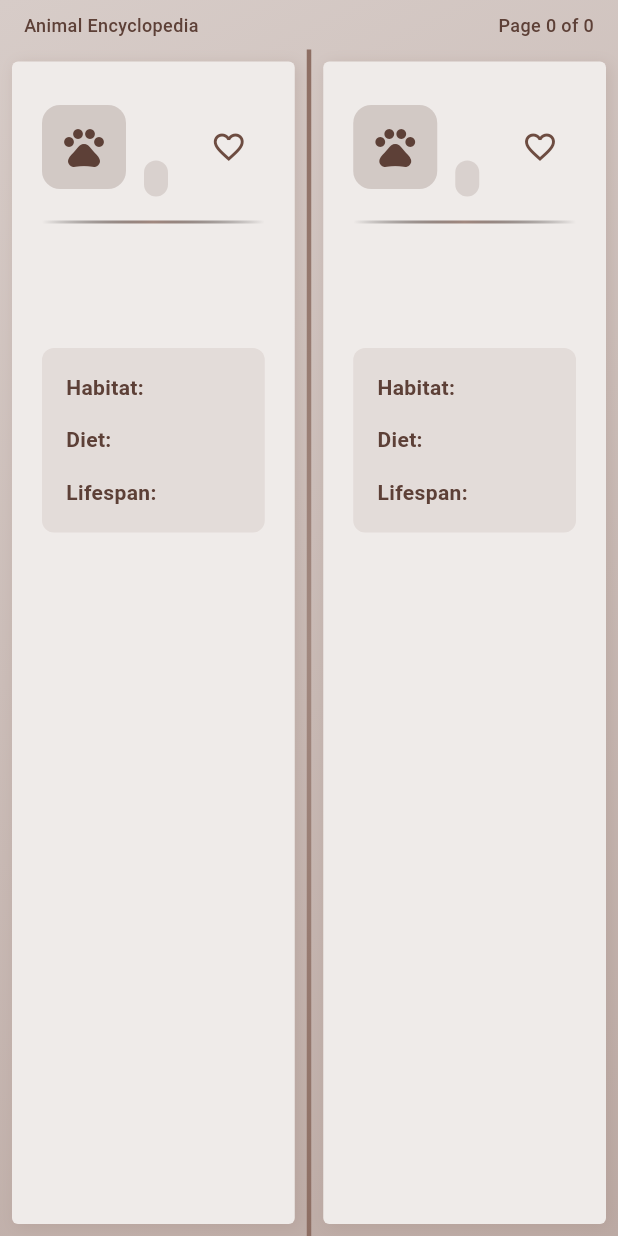
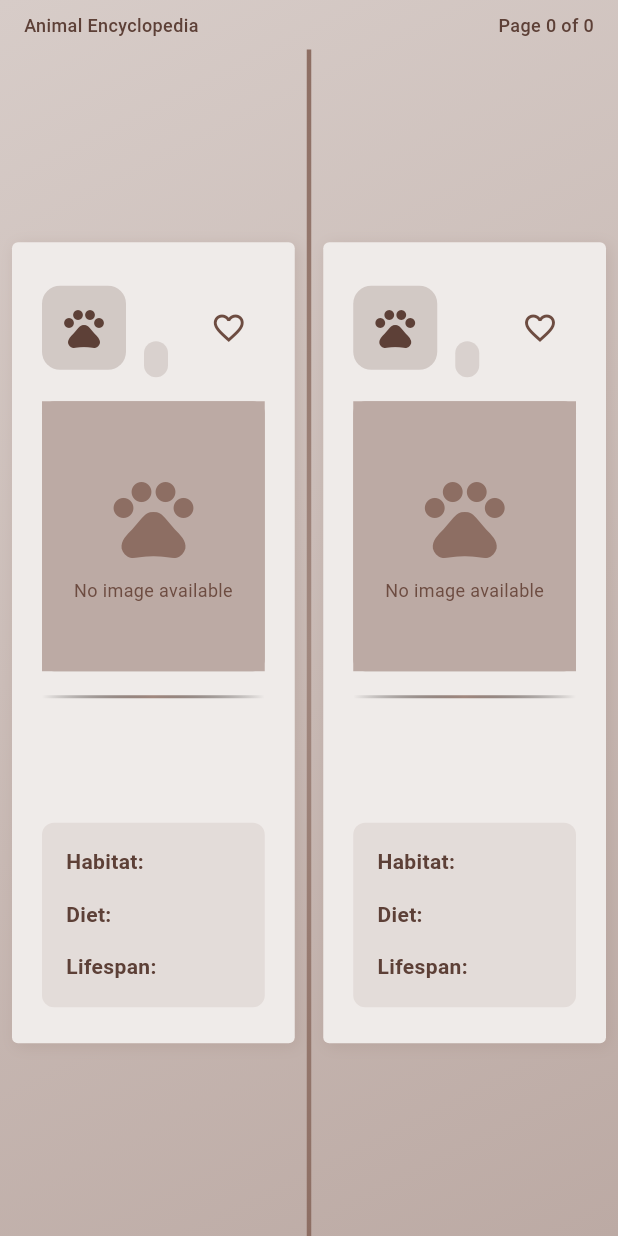
Before and after one commit to yaroslav20568/animal_kingdom, a Flutter app: the BookPagesWidget widget shown alone on an empty page, opened directly with empty values, on a phone screen of 412 x 824 dp. Run offline on Flutter 3.47's test engine with Material 3 defaults, Android fonts, the phone set to English and light mode, and no system bars.

Commit message:
fix: add internet permission and improve image display with fallback

```diff
--- a/lib/utils/animal_icons.dart
+++ b/lib/utils/animal_icons.dart
@@ -19,6 +19,22 @@ class AnimalIcons {
         return Icons.pets;
       case 'penguin':
         return Icons.ac_unit;
+      case 'wolf':
+        return Icons.pets;
+      case 'shark':
+        return Icons.water;
+      case 'owl':
+        return Icons.flight;
+      case 'zebra':
+        return Icons.pets;
+      case 'kangaroo':
+        return Icons.pets;
+      case 'whale':
+        return Icons.water;
+      case 'flamingo':
+        return Icons.flight;
+      case 'panda':
+        return Icons.forest;
       default:
         return Icons.pets;
     }
--- a/lib/widgets/book_pages_widget.dart
+++ b/lib/widgets/book_pages_widget.dart
@@ -123,6 +123,7 @@ class BookPagesWidget extends StatelessWidget {
           ),
         ],
       ),
+      child: SingleChildScrollView(
         child: Column(
           crossAxisAlignment: CrossAxisAlignment.start,
           children: [
@@ -186,6 +187,88 @@ class BookPagesWidget extends StatelessWidget {
                 _FavoriteButton(animalId: animal.id),
               ],
             ),
+            const SizedBox(height: 16),
+            Container(
+              width: double.infinity,
+              height: 180,
+              decoration: BoxDecoration(
+                color: Colors.brown.shade200,
+                borderRadius: BorderRadius.circular(8),
+              ),
+              child: animal.imageUrl.isNotEmpty
+                  ? ClipRRect(
+                      borderRadius: BorderRadius.circular(8),
+                      child: Image.network(
+                        animal.imageUrl,
+                        width: double.infinity,
+                        height: 180,
+                        fit: BoxFit.cover,
+                        errorBuilder: (context, error, stackTrace) {
+                          return Container(
+                            height: 180,
+                            color: Colors.brown.shade200,
+                            child: Column(
+                              mainAxisAlignment: MainAxisAlignment.center,
+                              children: [
+                                Icon(
+                                  AnimalIcons.getIconForAnimal(animal.name),
+                                  size: 64,
+                                  color: Colors.brown.shade400,
+                                ),
+                                const SizedBox(height: 8),
+                                Text(
+                                  'Failed to load image',
+                                  style: TextStyle(
+                                    fontSize: 12,
+                                    color: Colors.brown.shade600,
+                                  ),
+                                ),
+                              ],
+                            ),
+                          );
+                        },
+                        loadingBuilder: (context, child, loadingProgress) {
+                          if (loadingProgress == null) return child;
+                          return Container(
+                            height: 180,
+                            color: Colors.brown.shade200,
+                            child: Center(
+                              child: CircularProgressIndicator(
+                                value:
+                                    loadingProgress.expectedTotalBytes != null
+                                    ? loadingProgress.cumulativeBytesLoaded /
+                                          loadingProgress.expectedTotalBytes!
+                                    : null,
+                                color: Colors.brown.shade700,
+                              ),
+                            ),
+                          );
+                        },
+                      ),
+                    )
+                  : Container(
+                      height: 180,
+                      color: Colors.brown.shade200,
+                      child: Column(
+                        mainAxisAlignment: MainAxisAlignment.center,
+                        children: [
+                          Icon(
+                            AnimalIcons.getIconForAnimal(animal.name),
+                            size: 64,
+                            color: Colors.brown.shade400,
+                          ),
+                          const SizedBox(height: 8),
+                          Text(
+                            'No image available',
+                            style: TextStyle(
+                              fontSize: 12,
+                              color: Colors.brown.shade600,
+                            ),
+                          ),
+                        ],
+                      ),
+                    ),
+            ),
             Container(
               margin: const EdgeInsets.only(top: 16, bottom: 12),
               height: 2,
@@ -227,6 +310,7 @@ class BookPagesWidget extends StatelessWidget {
             ),
           ],
         ),
+      ),
     );
   }
 
@@ -235,7 +319,7 @@ class BookPagesWidget extends StatelessWidget {
       crossAxisAlignment: CrossAxisAlignment.start,
       children: [
         SizedBox(
-          width: 120,
+          width: 80,
           child: Text(
             label,
             style: TextStyle(
@@ -249,6 +333,7 @@ class BookPagesWidget extends StatelessWidget {
           child: Text(
             value,
             style: TextStyle(fontSize: 14, color: Colors.brown.shade800),
+            softWrap: true,
           ),
         ),
       ],
```
Also changed, not shown: lib/data/animals_repository.dart (+112 -8 lines), lib/screens/book_screen.dart (+19 -8 lines), 1 other file. Lines whose indentation alone changed are shown as unchanged.
